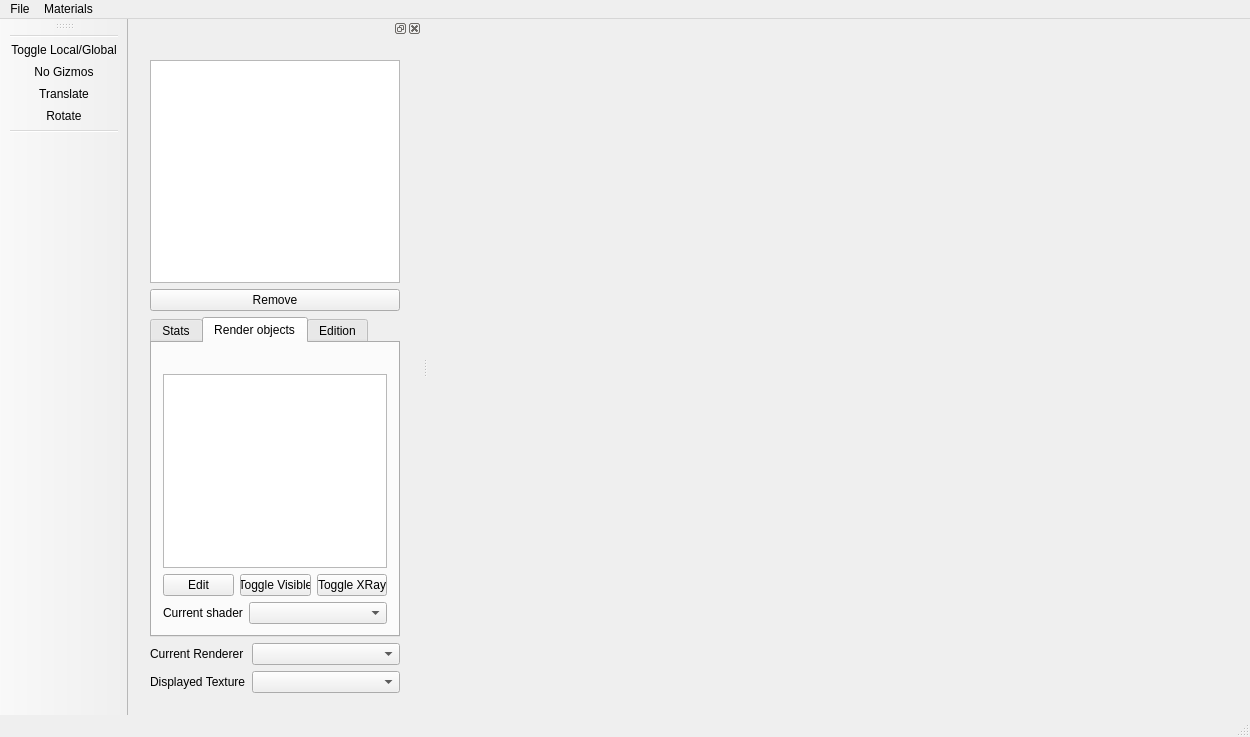
This is src/MainApplication/Gui/ui/MainWindow.ui in STORM-IRIT/Radium-Engine as Qt 5 draws it before an edit. The edited form follows.
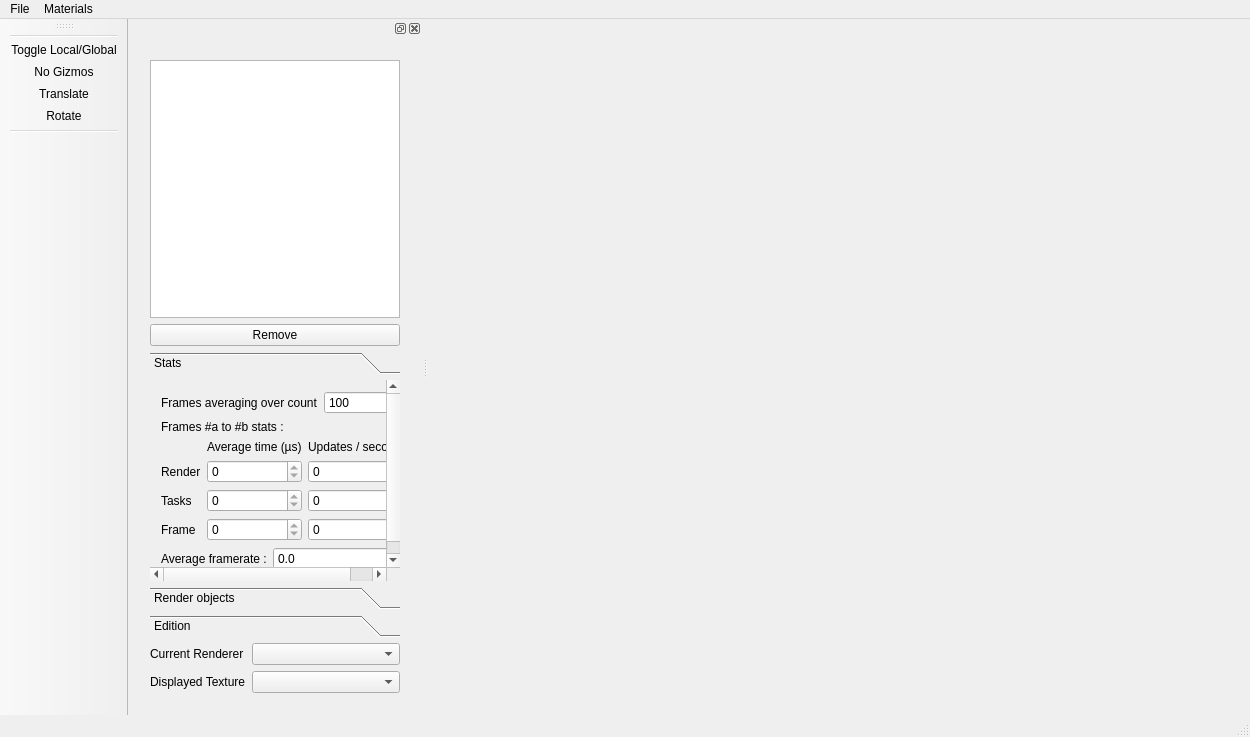
This is the edited form. Icons and pictures are not drawn. Custom widgets are drawn as their Qt base class.

Commit message: change side bar to QToolbox

```diff
--- a/src/MainApplication/Gui/ui/MainWindow.ui
+++ b/src/MainApplication/Gui/ui/MainWindow.ui
@@ -98,21 +98,15 @@
            </layout>
           </item>
           <item>
-           <widget class="QTabWidget" name="tabWidget">
+           <widget class="QToolBox" name="toolBox">
             <property name="minimumSize">
              <size>
               <width>250</width>
               <height>0</height>
              </size>
             </property>
-            <property name="currentIndex">
-             <number>1</number>
-            </property>
-            <property name="movable">
-             <bool>false</bool>
-            </property>
-            <widget class="QWidget" name="tab_stats">
-             <attribute name="title">
+            <widget class="QWidget" name="tab_stats" native="true">
+             <attribute name="label">
               <string>Stats</string>
              </attribute>
              <layout class="QVBoxLayout" name="verticalLayout_10">
@@ -282,8 +276,8 @@
               </item>
              </layout>
             </widget>
-            <widget class="QWidget" name="tab_drawables">
-             <attribute name="title">
+            <widget class="QWidget" name="tab_drawables" native="true">
+             <attribute name="label">
               <string>Render objects</string>
              </attribute>
              <layout class="QVBoxLayout" name="verticalLayout_5">
@@ -367,8 +361,8 @@
               </item>
              </layout>
             </widget>
-            <widget class="Ra::Gui::TransformEditorWidget" name="tab_edition">
-             <attribute name="title">
+            <widget class="Ra::Gui::TransformEditorWidget" name="tab_edition" native = "true">
+             <attribute name="label">
               <string>Edition</string>
              </attribute>
             </widget>
```
The commit also changes 1 other file.
